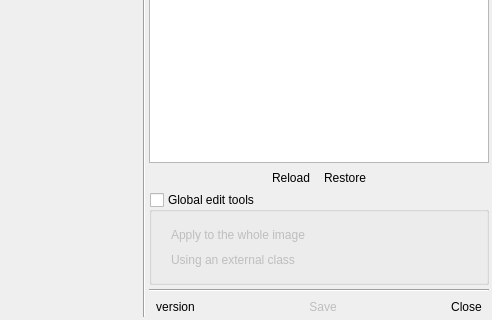
Before: the Qt Designer form ui/main_dialog.ui in SMByC/ThRasE, drawn with Qt 5; both pictures show x 867 to 1359 and y 325 to 645 of the 1359 by 645 pixel window.
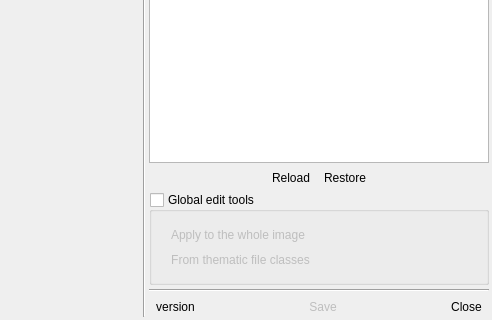
After: the same form once the commit is applied. Icons and pictures are not drawn. Custom widgets are drawn as their Qt base class.

Commit message: Implement of "from thematic file classes" in global edit tool section, this tool applies the changes set in recode pixels table using all selected classes (from another thematic file) as an area of interest, the changes will be applied to the current thematic layer to edit selected in the main dialog.

Diff of the .ui file:
```diff
--- a/ui/main_dialog.ui
+++ b/ui/main_dialog.ui
@@ -804,7 +804,7 @@
                   <cursorShape>PointingHandCursor</cursorShape>
                  </property>
                  <property name="text">
-                  <string>Using an external class</string>
+                  <string>From thematic file classes</string>
                  </property>
                  <property name="icon">
                   <iconset>
```
Left out of the diff: 2 changed lines with no effect on the pictures. The commit also changes 3 other files.
